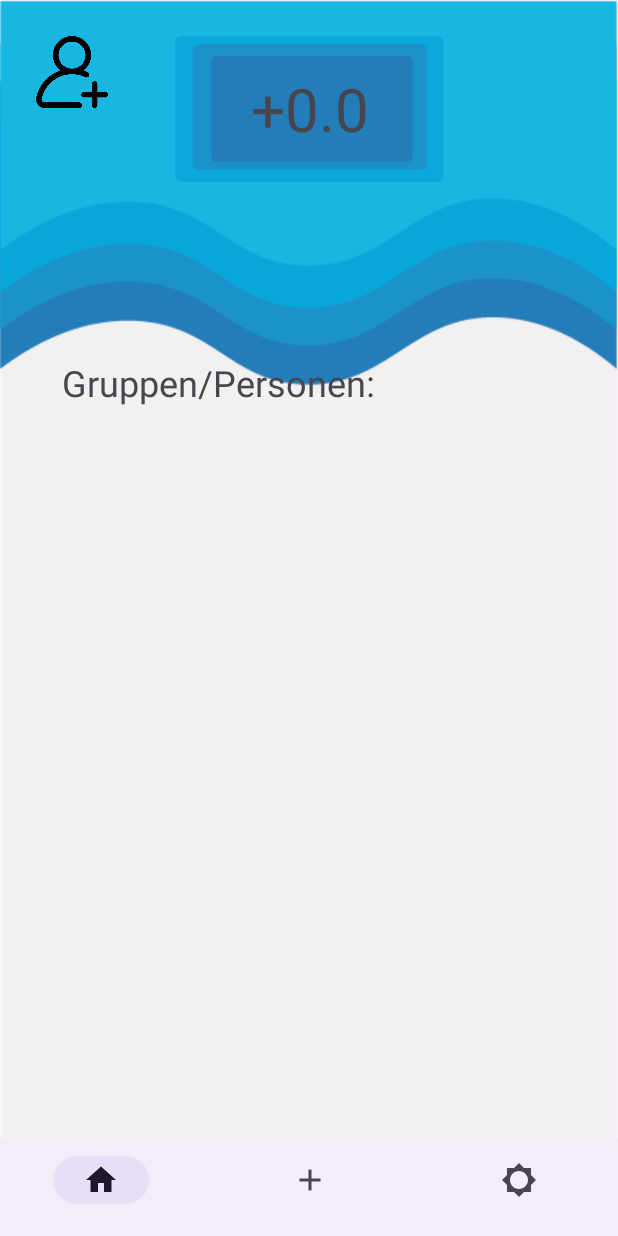
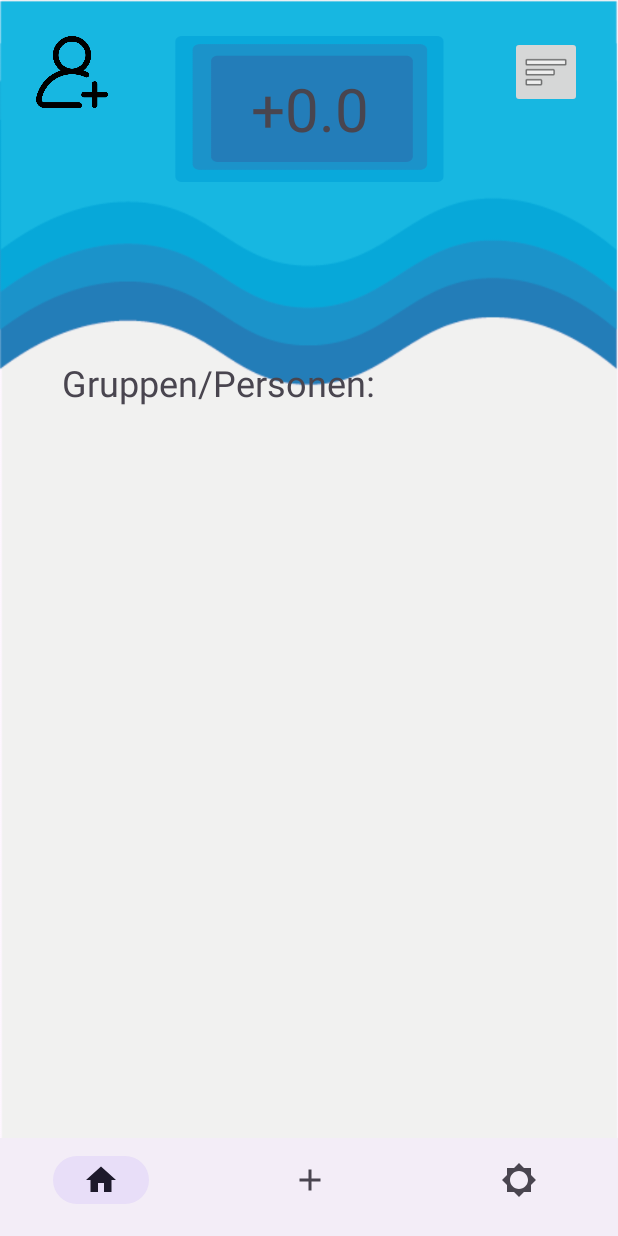
Before and after one commit to UNSERsplit/App, an Android app: the HomeActivity screen opened directly, with no data from a screen before it, on a phone screen of 412 x 824 dp. Run offline under Robolectric (Android 15) with nearby library versions, the phone set to English and light mode, and no system bars; network calls fail; Roboto replaces fonts that are not available here.

Commit message:
add_group activity zu App

```diff
--- a/app/src/main/AndroidManifest.xml
+++ b/app/src/main/AndroidManifest.xml
@@ -44,6 +44,10 @@
             android:exported="false"
             android:label="title_activity_add_friend" />
         <activity
+            android:name=".ui.groups.AddGroupActivity"
+            android:exported="false"
+            android:label="title_activity_add_group" />
+        <activity
             android:name=".MainActivity"
             android:exported="true">
             <intent-filter>
--- a/app/src/main/res/layout/activity_home.xml
+++ b/app/src/main/res/layout/activity_home.xml
@@ -109,5 +109,21 @@
         app:layout_constraintTop_toTopOf="parent"
         app:srcCompat="@drawable/add_user" />
 
+    <at.htlsaalfelden.UNSERsplit.NoLib.ui.BurgerMenu
+        android:layout_width="48dp"
+        android:layout_height="48dp"
+        android:layout_marginTop="24dp"
+        android:layout_marginEnd="24dp"
+        app:layout_constraintEnd_toEndOf="parent"
+        app:layout_constraintTop_toTopOf="parent" >
+
+        <Button
+            android:id="@+id/buttonAddGroups"
+            android:layout_width="wrap_content"
+            android:layout_height="wrap_content"
+            android:layout_weight="1"
+            android:text="Button" />
+    </at.htlsaalfelden.UNSERsplit.NoLib.ui.BurgerMenu>
+
 
 </androidx.constraintlayout.widget.ConstraintLayout>
```
Also changed, not shown: app/src/main/java/at/htlsaalfelden/UNSERsplit/ui/groups/AddGroupActivity.java (added, +21 -0 lines).
